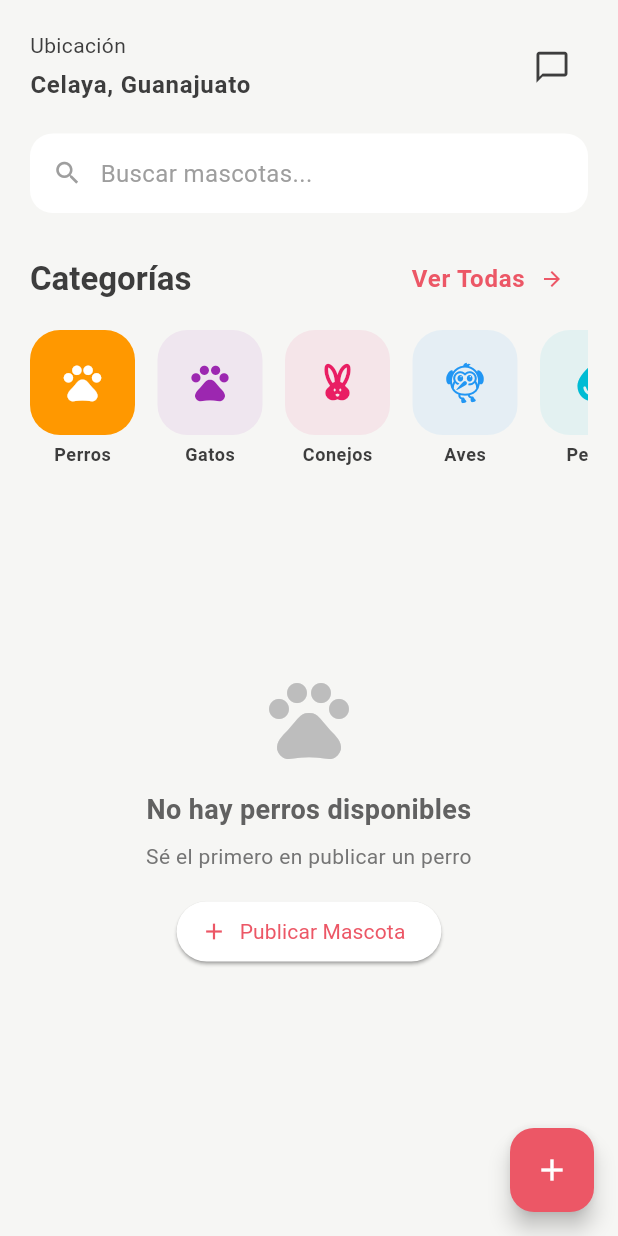
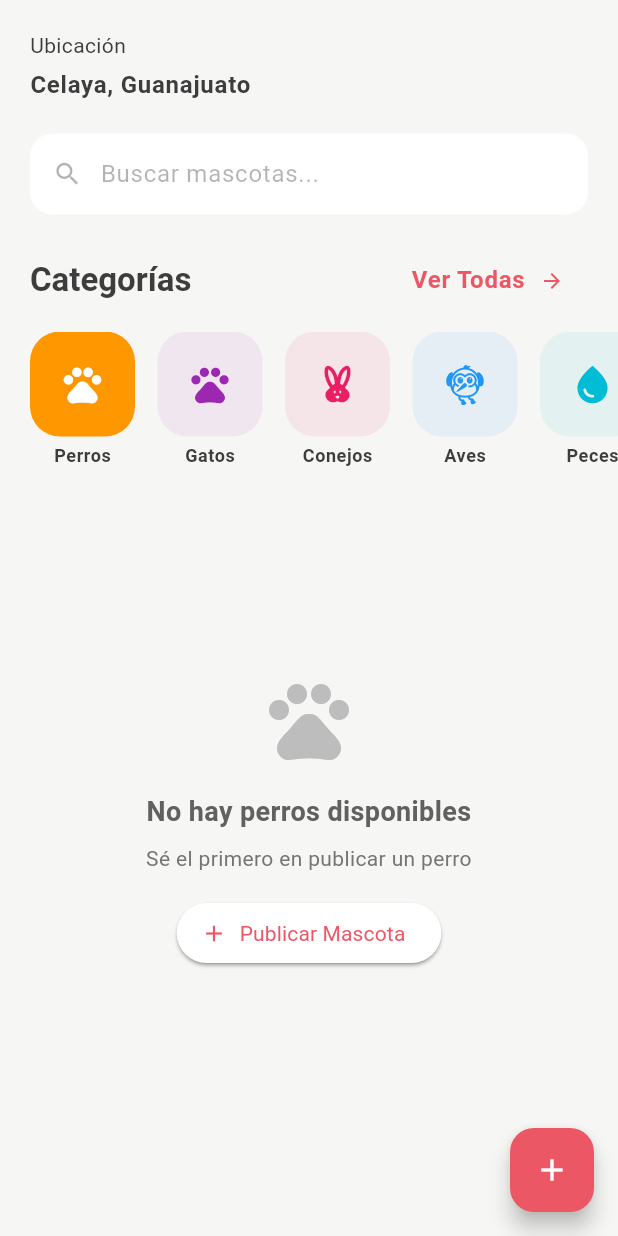
Before and after one commit to Reh4m/pet_adoption_app, a Flutter app: the HomeScreen screen opened directly, on a phone screen of 412 x 824 dp. Run offline on Flutter 3.47's test engine with Material 3 defaults, Android fonts, the phone set to English and light mode, and no system bars; our stand-ins replace cached_network_image, carousel_slider, cloud_firestore, dartz, equatable, firebase_auth and 13 more; missing offline and left inert: blobs; accounts and stored records are empty; generated files the repository leaves out were written again.

Commit message:
Style (HomeScreen): Enhance widgets structure

```diff
--- a/lib/src/presentation/screens/home/index.dart
+++ b/lib/src/presentation/screens/home/index.dart
@@ -3,8 +3,6 @@ import 'package:flutter/material.dart';
 import 'package:flutter/services.dart';
 import 'package:go_router/go_router.dart';
 import 'package:pet_adoption_app/src/core/data/pet_categories.dart';
-import 'package:pet_adoption_app/src/domain/entities/pet/pet_entity.dart';
-import 'package:pet_adoption_app/src/presentation/providers/chat_provider.dart';
 import 'package:pet_adoption_app/src/presentation/providers/pet_provider.dart';
 import 'package:pet_adoption_app/src/presentation/screens/home/widgets/pet_card.dart';
 import 'package:pet_adoption_app/src/presentation/widgets/common/custom_button.dart';
@@ -66,6 +64,7 @@ class _HomeScreenState extends State<HomeScreen> {
   @override
   Widget build(BuildContext context) {
     final theme = Theme.of(context);
+    final size = MediaQuery.of(context).size;
 
     return Scaffold(
       body: SafeArea(
@@ -73,24 +72,19 @@ class _HomeScreenState extends State<HomeScreen> {
           onRefresh: _handleRefresh,
           child: SingleChildScrollView(
             physics: const AlwaysScrollableScrollPhysics(),
-            child: Padding(
-              padding: const EdgeInsets.symmetric(horizontal: 20),
             child: Column(
+              crossAxisAlignment: CrossAxisAlignment.start,
               children: [
                 const SizedBox(height: 20),
                 _buildHeader(theme),
                 const SizedBox(height: 20),
-                  _buildSearchButton(),
+                _buildSearchButton(theme),
                 const SizedBox(height: 20),
                 _buildCategories(theme),
                 const SizedBox(height: 20),
-                  SizedBox(
-                    height: MediaQuery.of(context).size.height * 0.5,
-                    child: _buildPetContent(),
-                  ),
+                SizedBox(height: size.height * 0.5, child: _buildPetContent()),
                 const SizedBox(height: 20),
               ],
-              ),
             ),
           ),
         ),
@@ -107,10 +101,9 @@ class _HomeScreenState extends State<HomeScreen> {
   }
 
   Widget _buildHeader(ThemeData theme) {
-    return Row(
-      mainAxisAlignment: MainAxisAlignment.spaceBetween,
-      children: [
-        Column(
+    return Padding(
+      padding: const EdgeInsets.symmetric(horizontal: 20),
+      child: Column(
         crossAxisAlignment: CrossAxisAlignment.start,
         children: [
           Text('Ubicación', style: theme.textTheme.bodyMedium),
@@ -123,68 +116,37 @@ class _HomeScreenState extends State<HomeScreen> {
           ),
         ],
       ),
-        IconButton(
-          icon: Consumer<ChatProvider>(
-            builder: (context, chatProvider, child) {
-              final unreadCount = chatProvider.totalUnreadCount;
-
-              return Stack(
-                children: [
-                  const Icon(Icons.chat_bubble_outline, size: 25),
-                  if (unreadCount > 0)
-                    Positioned(
-                      right: 0,
-                      top: 0,
-                      child: Container(
-                        padding: const EdgeInsets.all(2),
-                        decoration: BoxDecoration(
-                          color: Theme.of(context).colorScheme.secondary,
-                          shape: BoxShape.circle,
-                        ),
-                        constraints: const BoxConstraints(
-                          minWidth: 16,
-                          minHeight: 16,
-                        ),
-                        child: Text(
-                          unreadCount > 9 ? '9+' : '$unreadCount',
-                          style: TextStyle(
-                            color: Theme.of(context).colorScheme.onSecondary,
-                            fontSize: 10,
-                            fontWeight: FontWeight.bold,
-                          ),
-                          textAlign: TextAlign.center,
-                        ),
-                      ),
-                    ),
-                ],
-              );
-            },
-          ),
-          onPressed: () => context.push('/chats'),
-        ),
-      ],
     );
   }
 
-  Widget _buildSearchButton() {
-    return InkWell(
+  Widget _buildSearchButton(ThemeData theme) {
+    return Padding(
+      padding: const EdgeInsets.symmetric(horizontal: 20),
+      child: InkWell(
         onTap: () {},
-      borderRadius: BorderRadius.circular(12),
+        borderRadius: BorderRadius.circular(15),
         child: Container(
           padding: const EdgeInsets.all(15),
           decoration: BoxDecoration(
-          color: Colors.white,
+            color: theme.colorScheme.surface,
             borderRadius: BorderRadius.circular(15),
           ),
           child: Row(
             children: [
-            Icon(Icons.search, color: Colors.grey[500], size: 20),
+              Icon(
+                Icons.search,
+                color: theme.colorScheme.onSurface.withAlpha(100),
+                size: 20,
+              ),
               const SizedBox(width: 12),
               Text(
                 'Buscar mascotas...',
-              style: TextStyle(color: Colors.grey[500], fontSize: 16),
+                style: theme.textTheme.bodyLarge?.copyWith(
+                  color: theme.colorScheme.onSurface.withAlpha(100),
+                ),
               ),
             ],
+          ),
         ),
       ),
     );
@@ -193,7 +155,9 @@ class _HomeScreenState extends State<HomeScreen> {
   Widget _buildCategories(ThemeData theme) {
     return Column(
       children: [
-        Row(
+        Padding(
+          padding: const EdgeInsets.symmetric(horizontal: 20),
+          child: Row(
             mainAxisAlignment: MainAxisAlignment.spaceBetween,
             children: [
               Text(
@@ -215,12 +179,14 @@ class _HomeScreenState extends State<HomeScreen> {
               ),
             ],
           ),
+        ),
         const SizedBox(height: 10),
         SizedBox(
           height: 100,
           child: ListView.separated(
             scrollDirection: Axis.horizontal,
             itemCount: categories.length,
+            padding: const EdgeInsets.symmetric(horizontal: 20),
             separatorBuilder: (context, index) => const SizedBox(width: 15),
             itemBuilder: (context, index) {
               final category = categories[index];
@@ -353,12 +319,6 @@ class _HomeScreenState extends State<HomeScreen> {
           );
         }
 
-        return _buildPetCarousel(pets);
-      },
-    );
-  }
-
-  Widget _buildPetCarousel(List<PetEntity> pets) {
         return CarouselSlider(
           carouselController: carouselController,
           items: pets.map((pet) => PetCard(pet: pet)).toList(),
@@ -374,5 +334,7 @@ class _HomeScreenState extends State<HomeScreen> {
             },
           ),
         );
+      },
+    );
   }
 }
--- a/lib/src/presentation/screens/home/widgets/category_card.dart
+++ b/lib/src/presentation/screens/home/widgets/category_card.dart
@@ -20,7 +20,7 @@ class CategoryCard extends StatelessWidget {
     return Column(
       children: [
         InkWell(
-          onTap: () => onTap,
+          onTap: onTap,
           borderRadius: BorderRadius.circular(20),
           child: Container(
             width: 70,
--- a/lib/src/presentation/screens/home/widgets/pet_card.dart
+++ b/lib/src/presentation/screens/home/widgets/pet_card.dart
@@ -13,9 +13,7 @@ class PetCard extends StatelessWidget {
     final theme = Theme.of(context);
 
     return InkWell(
-      onTap: () {
-        context.push('/pets/${pet.id}');
-      },
+      onTap: () => context.push('/pets/${pet.id}'),
       borderRadius: BorderRadius.circular(20),
       child: ClipRRect(
         borderRadius: BorderRadius.circular(20),
```
Lines whose indentation alone changed are shown as unchanged.
